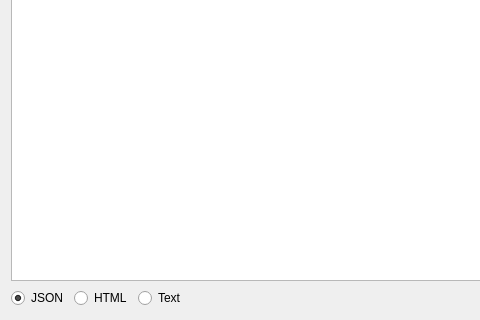
Before: the Qt Designer form T5/exemplul_2/qt_gui/exemplul_2.ui in ppetrica/SD, drawn with Qt 5; both pictures show x 0 to 480 and y 90 to 410 of the 690 by 410 pixel window.
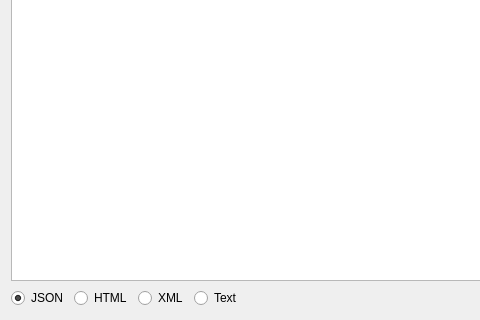
After: the same form once the commit is applied.

Diff of the .ui file:
```diff
--- a/T5/exemplul_2/qt_gui/exemplul_2.ui
+++ b/T5/exemplul_2/qt_gui/exemplul_2.ui
@@ -127,6 +127,16 @@
        </attribute>
       </widget>
      </item>
+     <item>
+      <widget class="QRadioButton" name="xml_rb">
+       <property name="text">
+        <string>XML</string>
+       </property>
+       <attribute name="buttonGroup">
+        <string notr="true">file_type_rb_btns</string>
+       </attribute>
+      </widget>
+     </item>
      <item>
       <widget class="QRadioButton" name="text_rb">
        <property name="text">
```
Left out of the diff: 2 changed lines with no effect on the pictures.
